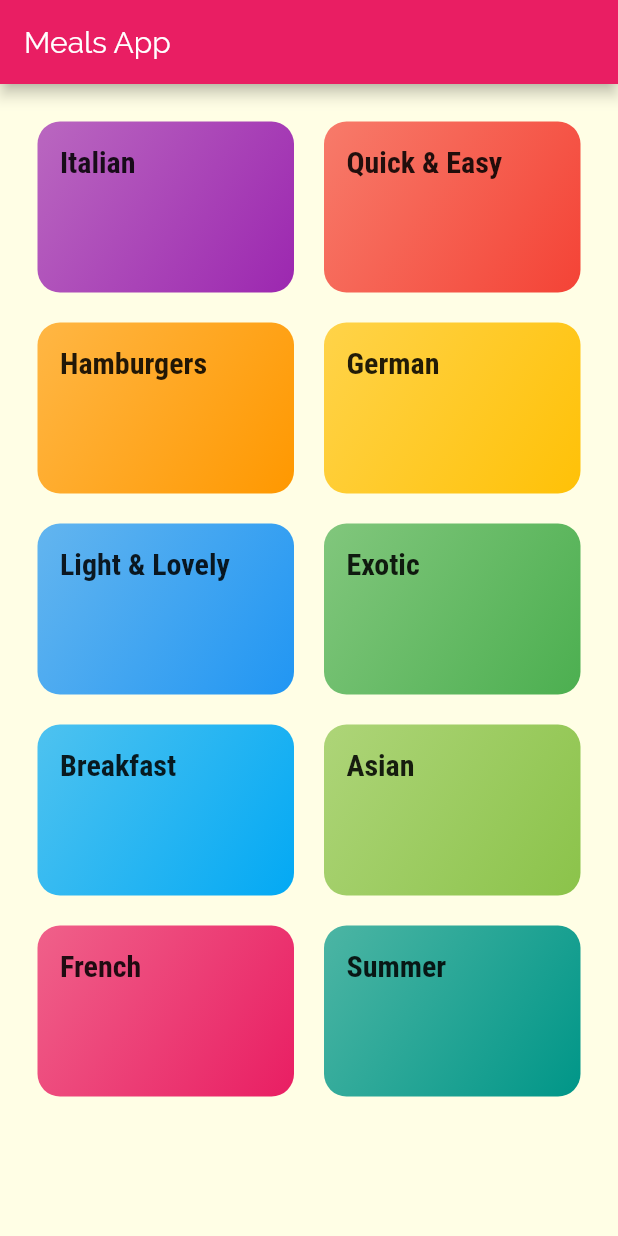
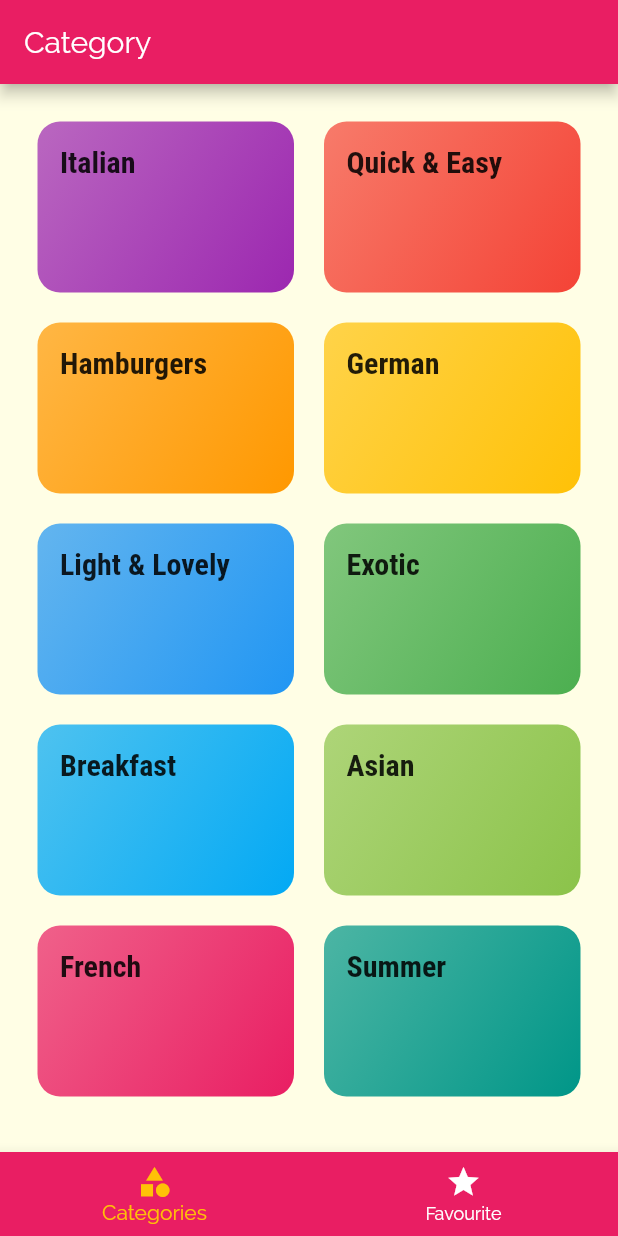
Before and after one commit to ArulMozhiVaradan/meals_app, a Flutter app: the screen it shows after launch, on a phone screen of 412 x 824 dp. Run offline on Flutter 3.47's test engine with Material 2 defaults, Android fonts, the phone set to English and light mode, and no system bars.

Commit message:
Bottom-tabs added

```diff
--- a/lib/main.dart
+++ b/lib/main.dart
@@ -1,4 +1,5 @@
 import 'package:flutter/material.dart';
+import './screens/tabs-screen.dart';
 import './screens/meal_detail_screen.dart';
 import './screens/category_meals_screen.dart';
 import './screens/categories_screen.dart';
@@ -32,7 +33,7 @@ class MyApp extends StatelessWidget{
       //home:CategoriesScreen(),
       initialRoute: '/',
       routes: {
-        '/': (ctx) => CategoriesScreen(),
+        '/': (ctx) => TabsScreen(),
         CategoryMealsScreen.routeName :(ctx) => CategoryMealsScreen(),
         MealDetailScreen.routeNamed: (ctx) => MealDetailScreen(),
       },
--- a/lib/screens/categories_screen.dart
+++ b/lib/screens/categories_screen.dart
@@ -5,11 +5,7 @@ import '../dummy_data.dart';
 class CategoriesScreen extends StatelessWidget {
   @override
   Widget build(BuildContext context) {
-    return Scaffold(
-      appBar: AppBar(
-        title: const Text('Meals App'),
-      ),
-      body: GridView(
+    return GridView(
         padding: const EdgeInsets.all(25),
         children: DUMMY_CATEGORIES.map((c) {
           return CategoryItem(c.id,c.title, c.color);
@@ -20,7 +16,7 @@ class CategoriesScreen extends StatelessWidget {
             crossAxisSpacing: 20,//VerticalSpacing
             mainAxisSpacing: 20//HorizontalSpacing
             ),
-      ),
+
     );
   }
 }
--- /dev/null
+++ b/lib/screens/favoirtes-screen.dart
@@ -0,0 +1,10 @@
+import 'package:flutter/material.dart';
+
+class FavoritesScreen extends StatelessWidget {
+  @override
+  Widget build(BuildContext context) {
+    return Center(
+      child: Text('Favourite Screen'),
+    );
+  }
+}
--- /dev/null
+++ b/lib/screens/tabs-screen.dart
@@ -0,0 +1,43 @@
+import 'package:flutter/material.dart';
+import 'package:meals/screens/favoirtes-screen.dart';
+import '../screens/categories_screen.dart';
+
+class TabsScreen extends StatefulWidget {
+  @override
+  _TabsScreenState createState() => _TabsScreenState();
+}
+
+class _TabsScreenState extends State<TabsScreen> {
+  final List<Map<String,Object>> _pages = [
+    {'page':CategoriesScreen(), 'title': 'Category'},
+    {'page': FavoritesScreen(),'title':'Favorite'}
+  ];
+  int _selectedPageIndex = 0;
+  void _selectPage (int index){
+    setState(() {
+      _selectedPageIndex = index;
+    });
+  }
+  @override
+  Widget build(BuildContext context) {
+    return Scaffold(
+        appBar: AppBar(
+          title: Text(_pages[_selectedPageIndex]['title']),
+        ),
+        body: _pages[_selectedPageIndex]['page'],
+        bottomNavigationBar: BottomNavigationBar(
+          onTap: _selectPage,
+          backgroundColor: Theme.of(context).primaryColor,
+          unselectedItemColor: Colors.white,
+          selectedItemColor: Theme.of(context).accentColor,
+          currentIndex: _selectedPageIndex,
+          items: [
+            BottomNavigationBarItem(icon: Icon(Icons.category),
+            title: Text('Categories')),
+            BottomNavigationBarItem(icon: Icon(Icons.star),
+            title: Text('Favourite'))
+          ],
+        ),
+    );
+  }
+}
```
